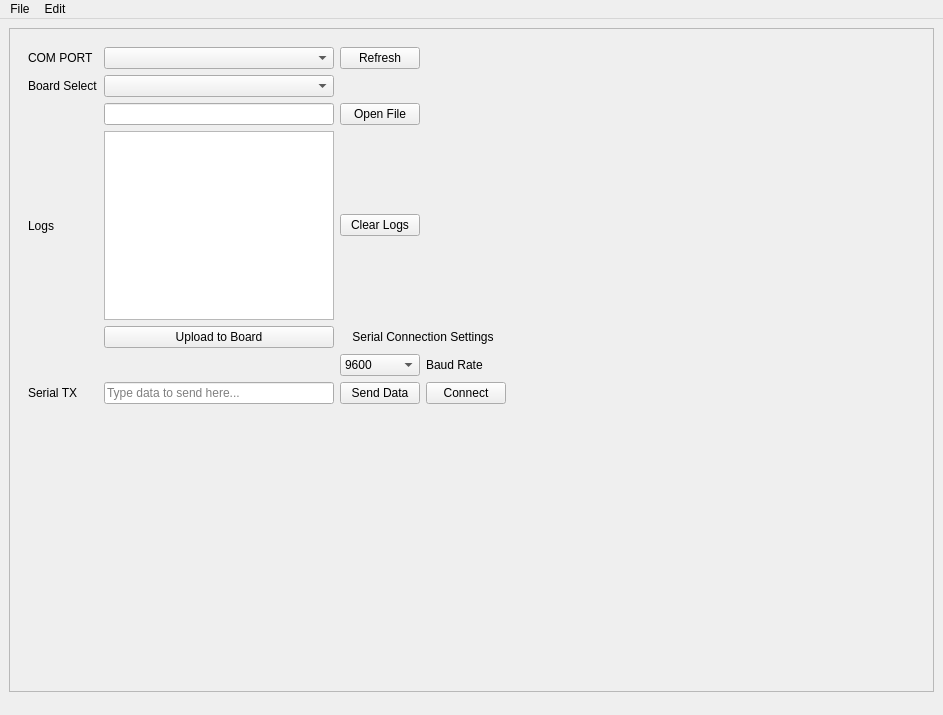
The window that ui/main_window.ui (RAMENtheNOODLES/dev-board-flasher) describes before a commit, drawn with Qt 5.
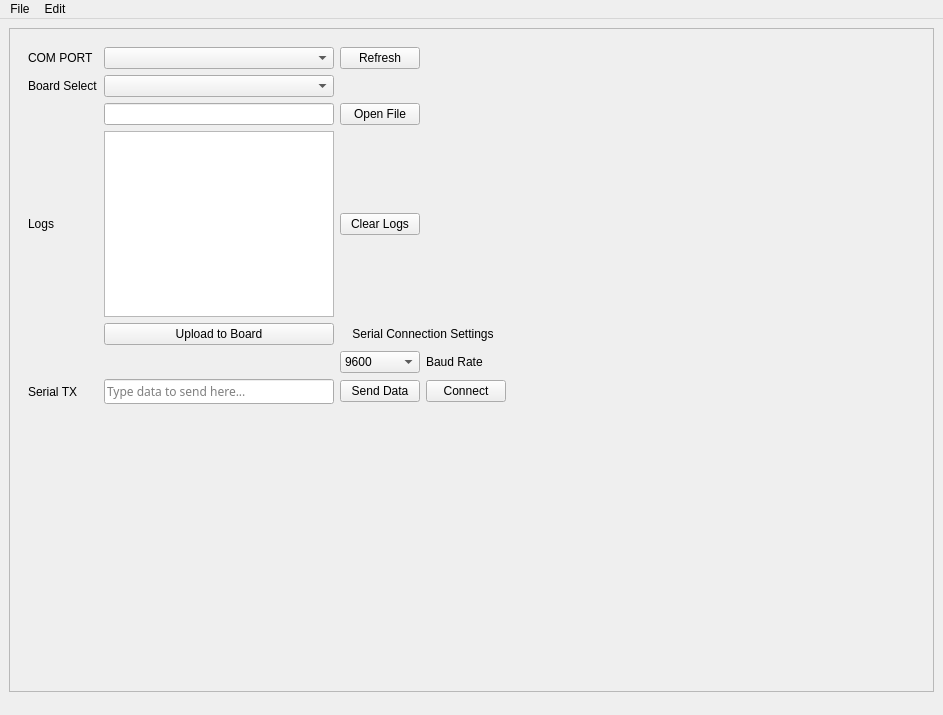
The same window after the commit. Custom widgets are drawn as their Qt base class.

Commit message:
Add custom font support and improve UI layout
- Integrated "FiraCode Nerd Font" into the application, applying it globally to the main window and specific widgets.
- Updated the main window setup to load the font from resources and handle loading errors.
- Adjusted the size policy for the container widget to ensure proper resizing behavior.
- Set the font for the log text area and serial transmission input field in the UI.
- Modified the UI XML to include font properties for the relevant widgets and ensure proper resource inclusion.

Diff of the .ui file:
```diff
--- a/ui/main_window.ui
+++ b/ui/main_window.ui
@@ -23,6 +23,12 @@
       <height>664</height>
      </rect>
     </property>
+    <property name="sizePolicy">
+     <sizepolicy hsizetype="Expanding" vsizetype="Expanding">
+      <horstretch>0</horstretch>
+      <verstretch>0</verstretch>
+     </sizepolicy>
+    </property>
     <property name="frameShape">
      <enum>QFrame::Shape::StyledPanel</enum>
     </property>
@@ -73,6 +79,11 @@
       </item>
       <item row="3" column="1">
        <widget class="QTextEdit" name="logText">
+        <property name="font">
+         <font>
+          <family>FiraCode Nerd Font</family>
+         </font>
+        </property>
         <property name="readOnly">
          <bool>true</bool>
         </property>
@@ -179,6 +190,11 @@
       </item>
       <item row="7" column="1">
        <widget class="QLineEdit" name="serialTXBox">
+        <property name="font">
+         <font>
+          <family>FiraCode Nerd Font</family>
+         </font>
+        </property>
         <property name="placeholderText">
          <string>Type data to send here...</string>
         </property>
```
Left out of the diff: 4 changed lines with no effect on the pictures. The commit also changes 7 other files.
